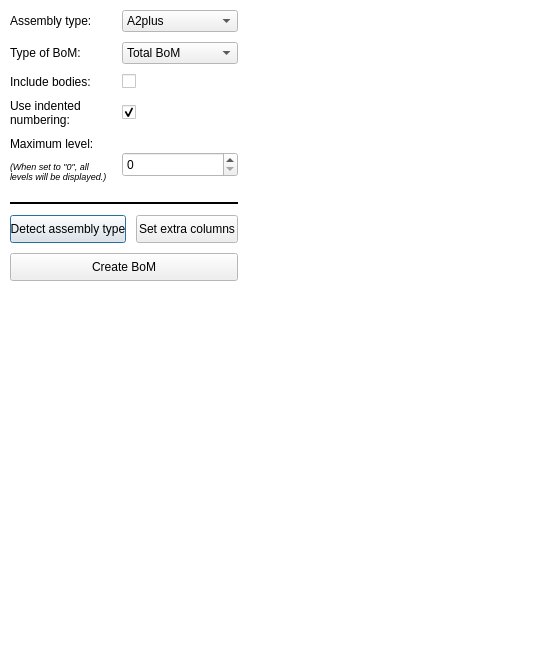
First picture: the form in Resources/UI/BoM_Panel.ui, repository APEbbers/BillOfMaterials-WB, before the edit.
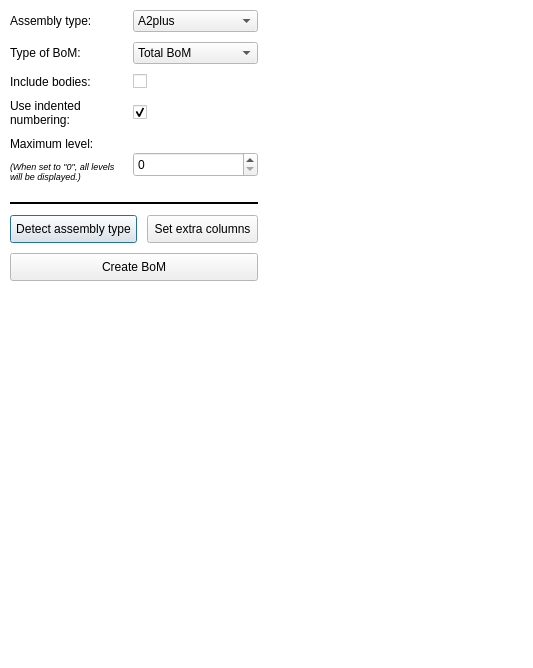
Second picture: the form after the edit. Icons and pictures are not drawn.

Commit message: Added icon to the BoM Panel

What changed in the file:
```diff
--- a/Resources/UI/BoM_Panel.ui
+++ b/Resources/UI/BoM_Panel.ui
@@ -94,7 +94,7 @@
     <rect>
      <x>0</x>
      <y>0</y>
-     <width>248</width>
+     <width>268</width>
      <height>291</height>
     </rect>
    </property>
```
Left out of the diff: 4 changed lines with no effect on the pictures. The commit also changes 2 other files.
